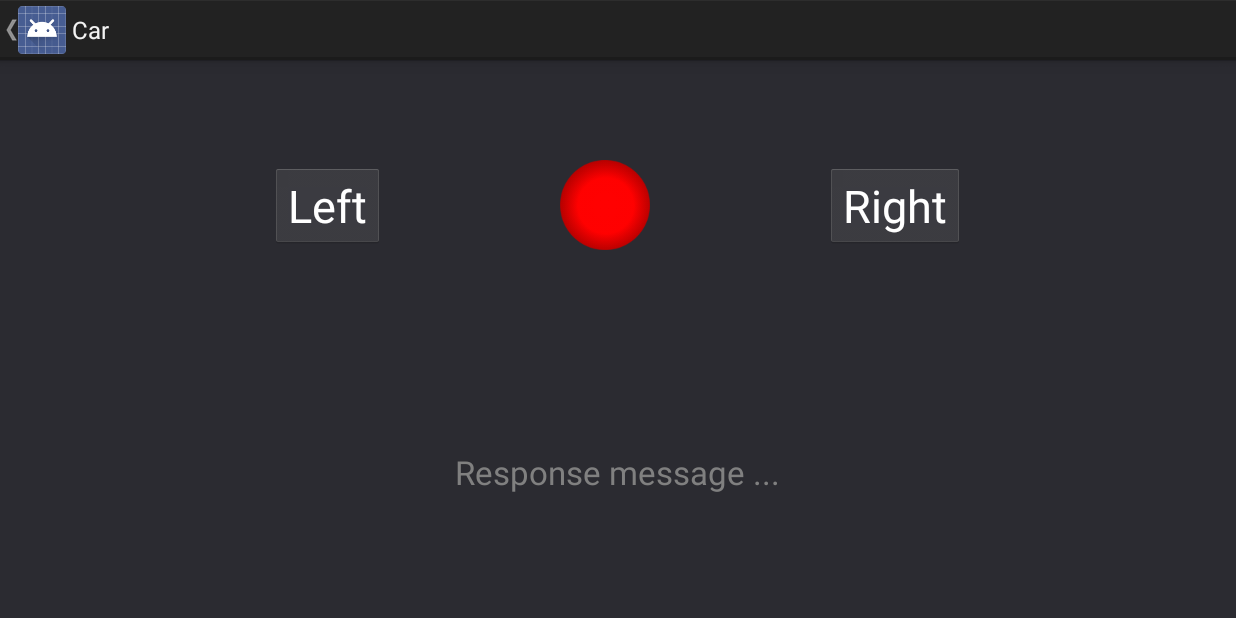
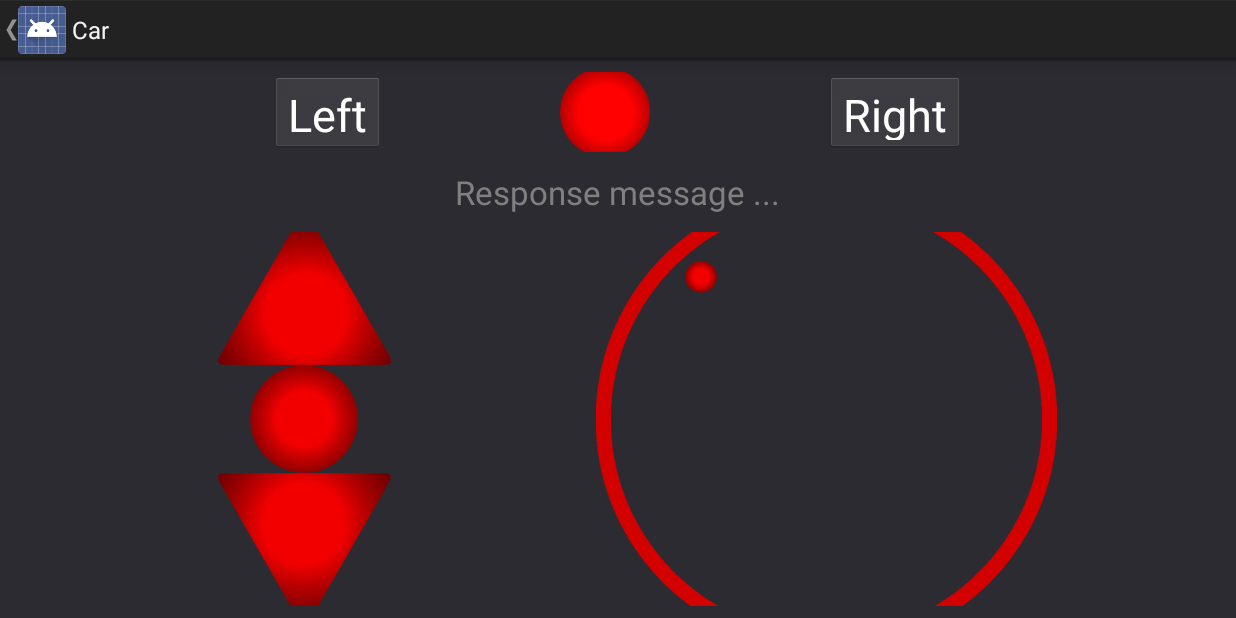
Before and after one commit to boremeister/OmniCon-Android, an Android app: the AvtoActivity screen opened directly, with no data from a screen before it, on a phone screen of 824 x 412 dp (held sideways). Run offline under Robolectric (Android 15) with nearby library versions, the phone set to English and light mode, and no system bars; 13 statements that could not run were skipped.

Commit message:
a) avto screen b) manual test screen buttons

```diff
--- a/app/src/main/res/layout/activity_avto.xml
+++ b/app/src/main/res/layout/activity_avto.xml
@@ -8,10 +8,19 @@
     android:paddingLeft="@dimen/activity_horizontal_margin"
     android:paddingRight="@dimen/activity_horizontal_margin"
     android:paddingTop="@dimen/activity_vertical_margin"
+    android:weightSum="100"
     tools:context=".AvtoActivity" >
 
     <LinearLayout
         android:id="@+id/ll1"
+        android:layout_width="fill_parent"
+        android:layout_height="0dp"
+        android:layout_weight="30"
+        android:orientation="vertical"
+        android:gravity="center">
+
+        <LinearLayout
+            android:id="@+id/ll1a"
             android:layout_width="match_parent"
             android:layout_height="match_parent"
             android:layout_weight="1"
@@ -68,7 +77,7 @@
         </LinearLayout>
 
         <LinearLayout
-        android:id="@+id/ll2"
+            android:id="@+id/ll1b"
             android:layout_width="match_parent"
             android:layout_height="match_parent"
             android:layout_weight="1"
@@ -92,6 +101,105 @@
                 android:layout_weight="1" />
 
         </LinearLayout>
+    </LinearLayout>
 
+    <LinearLayout
+        android:id="@+id/ll2"
+        android:layout_width="fill_parent"
+        android:layout_height="0dp"
+        android:layout_weight="70"
+        android:weightSum="100"
+        android:orientation="horizontal"
+        android:gravity="center">
+
+        <LinearLayout
+            android:id="@+id/ll2a"
+            android:layout_width="0dp"
+            android:layout_height="fill_parent"
+            android:layout_weight="40"
+            android:orientation="vertical"
+            android:gravity="center">
+
+            <View android:layout_width="0dp"
+                android:layout_height="match_parent"
+                android:layout_weight="1" />
+
+            <ImageButton
+                android:id="@+id/imageButtonForward"
+                android:layout_width="wrap_content"
+                android:layout_height="wrap_content"
+                android:layout_gravity="center"
+                android:background="@color/grey"
+                android:contentDescription="@string/home_image_1"
+                android:enabled="false"
+                android:onClick="carStop"
+                android:src="@drawable/btn_avto_forward" />
+
+            <View android:layout_width="0dp"
+                android:layout_height="match_parent"
+                android:layout_weight="1" />
+
+            <ImageButton
+                android:id="@+id/imageButtonStop1"
+                android:layout_width="wrap_content"
+                android:layout_height="wrap_content"
+                android:layout_gravity="center"
+                android:background="@color/grey"
+                android:contentDescription="@string/home_image_1"
+                android:enabled="false"
+                android:onClick="carStop"
+                android:src="@drawable/btn_avto_stop" />
+
+            <View android:layout_width="0dp"
+                android:layout_height="match_parent"
+                android:layout_weight="1" />
+
+            <ImageButton
+                android:id="@+id/imageButtonBackward"
+                android:layout_width="wrap_content"
+                android:layout_height="wrap_content"
+                android:layout_gravity="center"
+                android:background="@color/grey"
+                android:contentDescription="@string/home_image_1"
+                android:enabled="false"
+                android:onClick="carStop"
+                android:src="@drawable/btn_avto_backward" />
+
+            <View android:layout_width="0dp"
+                android:layout_height="match_parent"
+                android:layout_weight="1" />
 
         </LinearLayout>
+
+        <LinearLayout
+            android:id="@+id/ll2b"
+            android:layout_width="0dp"
+            android:layout_height="fill_parent"
+            android:layout_weight="60"
+            android:orientation="horizontal"
+            android:gravity="center">
+
+            <View android:layout_width="0dp"
+                android:layout_height="match_parent"
+                android:layout_weight="1" />
+
+            <ImageButton
+                android:id="@+id/imageButtonSteering"
+                android:layout_width="wrap_content"
+                android:layout_height="wrap_content"
+                android:layout_gravity="center"
+                android:background="@color/grey"
+                android:contentDescription="@string/home_image_1"
+                android:enabled="false"
+                android:onClick="carStop"
+                android:src="@drawable/btn_avto_steering" />
+
+            <View android:layout_width="0dp"
+                android:layout_height="match_parent"
+                android:layout_weight="1" />
+
+        </LinearLayout>
+
+    </LinearLayout>
+
+    </LinearLayout>
```
Also changed, not shown: app/src/main/res/drawable/button_red.xml (added, +37 -0 lines), app/src/main/res/layout/activity_manual_test.xml (+30 -26 lines), app/src/main/res/values/styles.xml (+15 -0 lines), app/src/main/res/drawable-xhdpi/btn_avto_backward.png (added), app/src/main/res/drawable-xhdpi/btn_avto_forward.png (added), app/src/main/res/drawable-xhdpi/btn_avto_steering.png (added), app/src/main/res/drawable-xhdpi/btn_avto_stop.png (added), app/src/main/res/drawable/list_selector.xml (renamed from app/src/main/res/drawable-xhdpi/list_selector.xml), 3 other files. Lines whose indentation alone changed are shown as unchanged.
